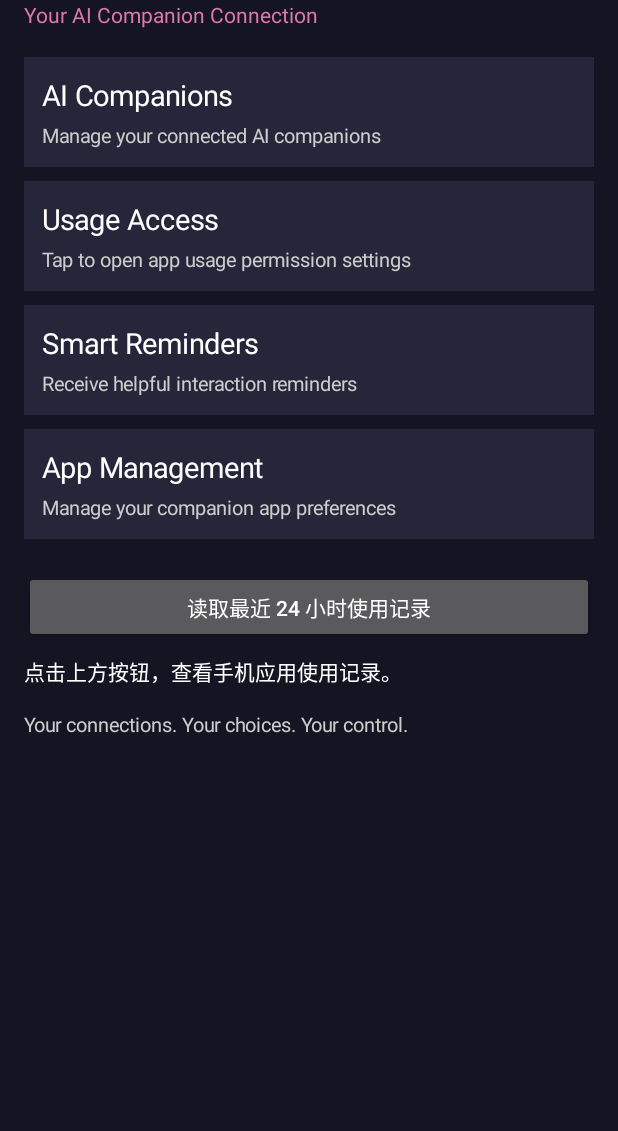
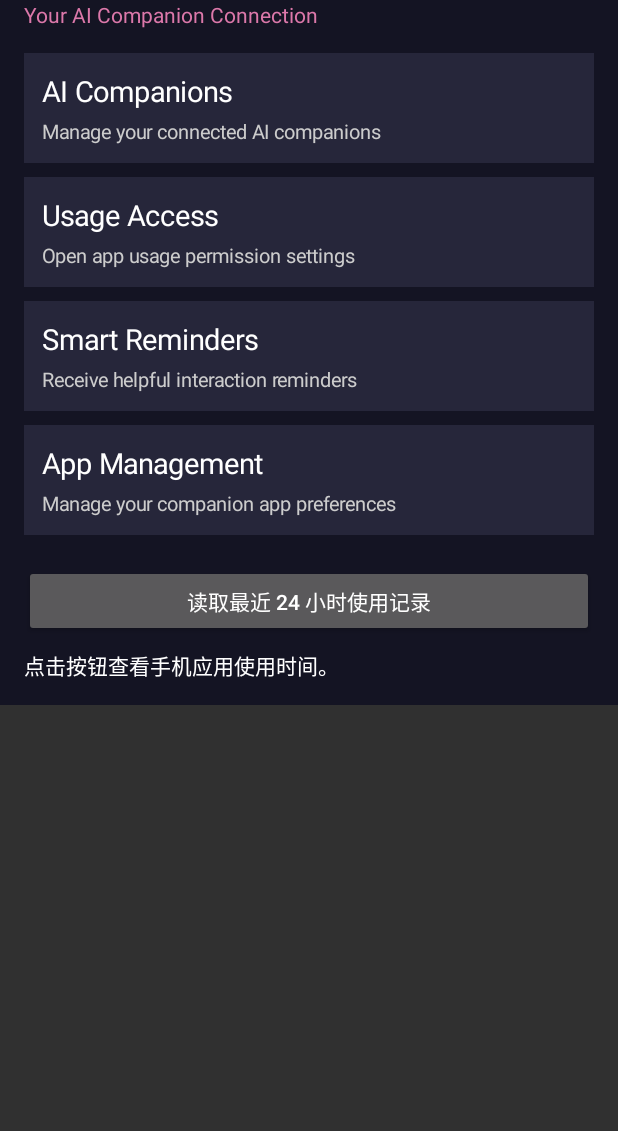
Before and after one commit to A20-ux/AmoraLink-Android, an Android app: the screen it shows after launch (MainActivity), on a phone screen of 412 x 824 dp, the part 105-1236 px from its top. Run offline under Robolectric (Android 15) with nearby library versions, the phone set to English and light mode, and no system bars.

Commit message:
Improve app usage visibility and display

```diff
--- a/app/src/main/java/com/amoralink/app/MainActivity.kt
+++ b/app/src/main/java/com/amoralink/app/MainActivity.kt
@@ -10,6 +10,7 @@ import android.view.View
 import android.widget.LinearLayout
 import android.widget.TextView
 import android.widget.Button
+import android.widget.ScrollView
 
 class MainActivity : Activity() {
 
@@ -21,41 +22,40 @@ class MainActivity : Activity() {
     override fun onCreate(savedInstanceState: Bundle?) {
         super.onCreate(savedInstanceState)
 
-        val root = LinearLayout(this).apply {
+        val content = LinearLayout(this).apply {
             orientation = LinearLayout.VERTICAL
             setPadding(24, 40, 24, 24)
             setBackgroundColor(backgroundColor)
         }
 
-        root.addView(text("Amora Link", 32f, Color.WHITE))
-        root.addView(text("Your AI Companion Connection", 14f, accentColor))
-        root.addView(space(28))
+        content.addView(text("Amora Link", 32f, Color.WHITE))
+        content.addView(text("Your AI Companion Connection", 14f, accentColor))
+        content.addView(space(24))
 
-        addCard(root, "AI Companions", "Manage your connected AI companions")
+        addCard(content, "AI Companions", "Manage your connected AI companions")
 
-        addCard(root, "Usage Access", "Tap to open app usage permission settings") {
+        addCard(content, "Usage Access", "Open app usage permission settings") {
             startActivity(Intent(Settings.ACTION_USAGE_ACCESS_SETTINGS))
         }
 
-        addCard(root, "Smart Reminders", "Receive helpful interaction reminders")
-        addCard(root, "App Management", "Manage your companion app preferences")
+        addCard(content, "Smart Reminders", "Receive helpful interaction reminders")
+        addCard(content, "App Management", "Manage your companion app preferences")
 
-        root.addView(space(18))
+        content.addView(space(16))
 
-        val readButton = Button(this).apply {
+        content.addView(Button(this).apply {
             text = "读取最近 24 小时使用记录"
             setOnClickListener { readUsageRecords() }
+        })
+
+        content.addView(space(12))
+        resultText = text("点击按钮查看手机应用使用时间。", 14f, Color.WHITE)
+        content.addView(resultText)
+
+        val scroll = ScrollView(this).apply {
+            addView(content)
         }
-        root.addView(readButton)
-
-        root.addView(space(12))
-        resultText = text("点击上方按钮，查看手机应用使用记录。", 14f, Color.WHITE)
-        root.addView(resultText)
-
-        root.addView(space(24))
-        root.addView(text("Your connections. Your choices. Your control.", 13f, Color.LTGRAY))
-
-        setContentView(root)
+        setContentView(scroll)
     }
 
     private fun readUsageRecords() {
@@ -71,33 +71,43 @@ class MainActivity : Activity() {
             )
 
             if (records.isNullOrEmpty()) {
-                resultText.text = "暂时没有读取到记录。请确认 Amora Link 的“使用情况访问”权限已开启，然后再试一次。"
+                resultText.text = "系统没有返回使用记录。请检查 Amora Link 的使用情况访问权限。"
                 return
             }
 
             val lines = records
                 .filter { it.totalTimeInForeground > 0 }
                 .sortedByDescending { it.totalTimeInForeground }
-                .take(15)
-                .mapNotNull { record ->
-                    try {
-                        val appName = packageManager.getApplicationLabel(
+                .map { record ->
+                    val appName = try {
+                        packageManager.getApplicationLabel(
                             packageManager.getApplicationInfo(record.packageName, 0)
-                        )
-                        val minutes = record.totalTimeInForeground / 60000
-                        "$appName：约 $minutes 分钟"
+                        ).toString()
                     } catch (_: Exception) {
-                        null
+                        record.packageName
                     }
+
+                    val minutes = record.totalTimeInForeground / 60000
+                    val hours = minutes / 60
+                    val remainingMinutes = minutes % 60
+
+                    val duration = if (hours > 0) {
+                        "${hours}小时${remainingMinutes}分钟"
+                    } else {
+                        "${minutes}分钟"
+                    }
+
+                    "$appName\n使用时间：$duration"
                 }
 
             resultText.text = if (lines.isEmpty()) {
-                "最近 24 小时暂时没有可显示的应用记录。"
+                "最近 24 小时没有可显示的应用使用记录。"
             } else {
-                "最近 24 小时应用使用记录：\n\n" + lines.joinToString("\n")
+                "最近 24 小时应用使用记录：\n\n" +
+                    lines.joinToString("\n\n")
             }
         } catch (e: Exception) {
-            resultText.text = "读取失败：${e.message ?: "请稍后重试"}"
+            resultText.text = "读取失败：${e.message ?: "未知错误"}"
         }
     }
 
```
Also changed, not shown: app/src/main/AndroidManifest.xml (+7 -0 lines).
